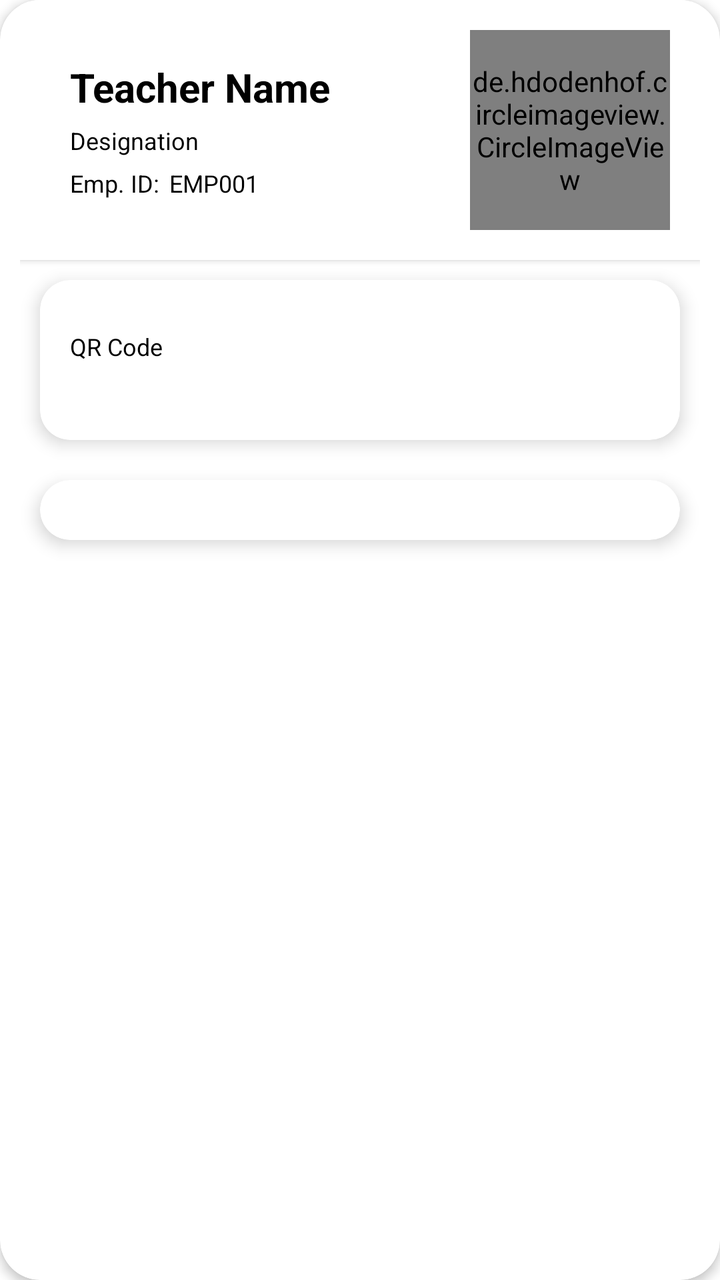
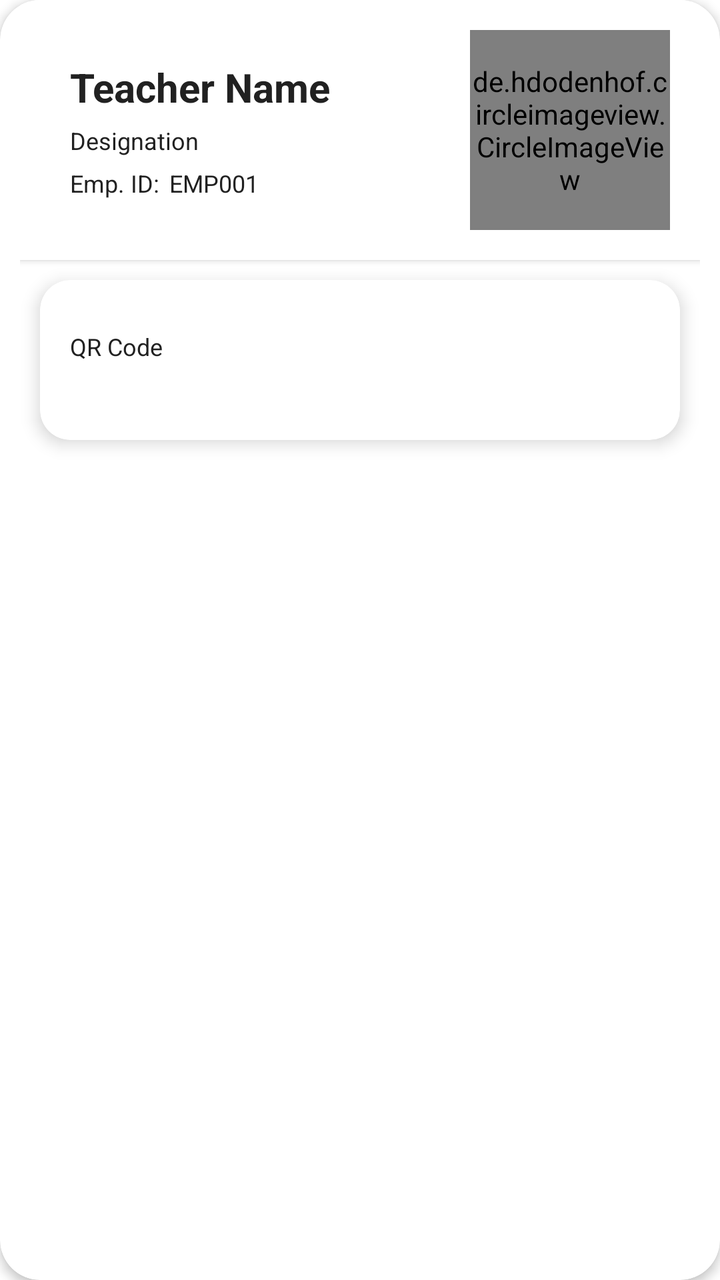

Screens rendered from an Android XML layout before and after an edit, with the pre-edit source and the edit as a unified diff.
<!-- AndroidManifest.xml: application theme AppTheme -->
<!-- res/layout/teacher_profile_activity.xml -->
<?xml version="1.0" encoding="utf-8"?>
<LinearLayout xmlns:android="http://schemas.android.com/apk/res/android"
    xmlns:app="http://schemas.android.com/apk/res-auto"
    android:layout_width="match_parent"
    android:layout_height="match_parent"
    android:orientation="vertical"
    android:background="@drawable/img_background_main">

    <androidx.cardview.widget.CardView
        android:id="@+id/card_view_outer"
        android:layout_width="match_parent"
        android:layout_height="match_parent"
        app:cardCornerRadius="0dp"
        app:cardElevation="0dp">

        <androidx.cardview.widget.CardView
            android:layout_width="match_parent"
            android:layout_height="match_parent"
            android:elevation="10dp"
            app:cardElevation="3dp"
            app:cardBackgroundColor="@color/white"
            app:cardCornerRadius="20dp">

            <LinearLayout
                android:layout_width="match_parent"
                android:layout_height="match_parent"
                android:layout_marginStart="10dp"
                android:layout_marginEnd="10dp"
                android:orientation="vertical">

                <androidx.cardview.widget.CardView
                    android:layout_width="match_parent"
                    android:layout_height="wrap_content"
                    app:cardPreventCornerOverlap="false"
                    android:elevation="8dp"
                    android:layout_marginEnd="@dimen/card_end"
                    android:layout_marginStart="@dimen/card_start"
                    app:cardCornerRadius="0dp">

                    <RelativeLayout
                        android:id="@+id/teacher_profile_headerLayout"
                        android:layout_width="match_parent"
                        android:layout_height="match_parent"
                        android:padding="15dp"
                        android:background="@color/white">

                        <RelativeLayout
                            android:id="@+id/teacher_profile_details"
                            android:layout_width="200dp"
                            android:layout_height="wrap_content"
                            android:layout_centerVertical="true"
                            android:layout_marginStart="10dp">

                            <TextView
                                android:id="@+id/teacher_profile_nameTV"
                                android:layout_width="match_parent"
                                android:layout_height="wrap_content"
                                android:text="Teacher Name"
                                android:textColor="@color/textHeading"
                                android:textSize="@dimen/largeheading"
                                android:textStyle="bold" />

                            <TextView
                                android:id="@+id/teacher_profile_designationTV"
                                android:layout_width="match_parent"
                                android:layout_height="wrap_content"
                                android:layout_below="@+id/teacher_profile_nameTV"
                                android:layout_marginTop="5dp"
                                android:text="Designation"
                                android:textColor="@color/textHeading"
                                android:textSize="@dimen/secondaryText" />

                            <TextView
                                android:id="@+id/teacher_profile_employeeIdHeader"
                                android:layout_width="wrap_content"
                                android:layout_height="wrap_content"
                                android:layout_below="@+id/teacher_profile_designationTV"
                                android:layout_marginTop="5dp"
                                android:layout_marginEnd="5dp"
                                android:text="Emp. ID:"
                                android:textColor="@color/textHeading"
                                android:textSize="@dimen/secondaryText" />

                            <TextView
                                android:id="@+id/teacher_profile_employeeIdTV"
                                android:layout_width="wrap_content"
                                android:layout_height="wrap_content"
                                android:layout_below="@+id/teacher_profile_designationTV"
                                android:layout_toEndOf="@id/teacher_profile_employeeIdHeader"
                                android:text="EMP001"
                                android:layout_marginTop="5dp"
                                android:textColor="@color/textHeading"
                                android:textSize="@dimen/secondaryText" />

                        </RelativeLayout>

                        <LinearLayout
                            android:layout_width="match_parent"
                            android:layout_height="wrap_content"
                            android:layout_centerVertical="true"
                            android:gravity="center"
                            android:layout_toEndOf="@id/teacher_profile_details"
                            android:orientation="vertical">

                            <de.hdodenhof.circleimageview.CircleImageView
                                android:id="@+id/teacher_profile_imageIV"
                                android:layout_width="100dp"
                                android:layout_height="100dp"
                                android:src="@drawable/demo" />

                        </LinearLayout>

                    </RelativeLayout>

                </androidx.cardview.widget.CardView>

                
                <androidx.cardview.widget.CardView
                    android:layout_width="match_parent"
                    android:layout_height="wrap_content"
                    android:elevation="10dp"
                    app:cardElevation="5dp"
                    android:layout_margin="10dp"
                    app:cardBackgroundColor="@color/white"
                    app:cardCornerRadius="15dp">

                    <LinearLayout
                        android:layout_width="match_parent"
                        android:layout_height="wrap_content"
                        android:orientation="vertical"
                        android:padding="15dp">

                        <LinearLayout
                            android:id="@+id/teacher_qrcode_layout"
                            android:layout_width="match_parent"
                            android:layout_height="wrap_content"
                            android:orientation="horizontal">

                            <TextView
                                android:id="@+id/teacherProfile_qrcodeHeader"
                                android:layout_width="wrap_content"
                                android:layout_height="wrap_content"
                                android:layout_marginTop="10dp"
                                android:layout_marginEnd="5dp"
                                android:text="@string/qrcode"
                                android:textColor="@color/textHeading"
                                android:textSize="@dimen/secondaryText" />

                            <ImageView
                                android:id="@+id/teacherProfile_qrcodeIV"
                                android:layout_width="100dp"
                                android:layout_height="50dp"
                                android:text="@string/empty"
                                android:textColor="@color/textHeading"
                                android:textSize="@dimen/secondaryText" />

                        </LinearLayout>

                    </LinearLayout>

                </androidx.cardview.widget.CardView>

                
                <androidx.cardview.widget.CardView
                    android:id="@+id/teacher_profile_info_card"
                    android:layout_width="match_parent"
                    android:layout_height="wrap_content"
                    android:elevation="10dp"
                    app:cardElevation="5dp"
                    android:layout_margin="10dp"
                    app:cardBackgroundColor="@color/white"
                    app:cardCornerRadius="15dp">

                    <LinearLayout
                        android:layout_width="match_parent"
                        android:layout_height="wrap_content"
                        android:orientation="vertical"
                        android:padding="15dp">

                        <androidx.recyclerview.widget.RecyclerView
                            android:id="@+id/teacher_profile_recyclerView"
                            android:layout_width="match_parent"
                            android:layout_height="wrap_content">
                        </androidx.recyclerview.widget.RecyclerView>

                    </LinearLayout>

                </androidx.cardview.widget.CardView>

            </LinearLayout>

        </androidx.cardview.widget.CardView>

    </androidx.cardview.widget.CardView>

</LinearLayout>
<!-- resources referenced by this layout -->
<resources>
  <color name="textHeading">#000000</color>
  <color name="white">#ffffff</color>
  <dimen name="card_end">0dp</dimen>
  <dimen name="card_start">0dp</dimen>
  <dimen name="largeheading">20sp</dimen>
  <dimen name="secondaryText">12sp</dimen>
  <!-- drawable demo: jpg bitmap (drawable, 5355 bytes) -->
  <!-- drawable img_background_main: jpg bitmap (drawable, 570376 bytes) -->
  <string name="empty" />
  <string name="qrcode">QR Code</string>
  <style name="AppTheme" parent="Theme.AppCompat.Light.NoActionBar">
          
          <item name="android:typeface">sans</item>
      </style>
</resources>

<!-- the commit's change to res/layout/teacher_profile_activity.xml (unified diff, before → after) -->
@@ -161,31 +161,30 @@
                 </androidx.cardview.widget.CardView>
 
                 
-                <androidx.cardview.widget.CardView
-                    android:id="@+id/teacher_profile_info_card"
+                <LinearLayout
                     android:layout_width="match_parent"
                     android:layout_height="wrap_content"
-                    android:elevation="10dp"
-                    app:cardElevation="5dp"
-                    android:layout_margin="10dp"
-                    app:cardBackgroundColor="@color/white"
-                    app:cardCornerRadius="15dp">
+                    android:orientation="vertical">
 
                     <LinearLayout
                         android:layout_width="match_parent"
-                        android:layout_height="wrap_content"
-                        android:orientation="vertical"
-                        android:padding="15dp">
-
-                        <androidx.recyclerview.widget.RecyclerView
-                            android:id="@+id/teacher_profile_recyclerView"
+                        android:layout_height="wrap_content">
+                        <com.google.android.material.tabs.TabLayout
+                            android:id="@+id/teacherProfileTabLayout"
                             android:layout_width="match_parent"
-                            android:layout_height="wrap_content">
-                        </androidx.recyclerview.widget.RecyclerView>
-
+                            android:layout_height="wrap_content"
+                            app:tabMode="scrollable"
+                            app:tabGravity="fill"
+                            app:tabTextAppearance="@style/CustomTablayout" />
                     </LinearLayout>
 
-                </androidx.cardview.widget.CardView>
+                    <androidx.viewpager.widget.ViewPager
+                        android:id="@+id/teacherProfileViewPager"
+                        android:layout_width="match_parent"
+                        android:layout_height="match_parent"
+                        android:layout_marginTop="10dp"
+                        app:layout_behavior="@string/appbar_scrolling_view_behavior" />
+                </LinearLayout>
 
             </LinearLayout>
 
<!-- resource entries referenced after the edit -->
@@ -1,6 +1,6 @@
 <!-- resources referenced by this layout -->
 <resources>
-  <color name="textHeading">#000000</color>
+  <color name="textHeading">#212121</color>
   <color name="white">#ffffff</color>
   <dimen name="card_end">0dp</dimen>
   <dimen name="card_start">0dp</dimen>
@@ -10,6 +10,12 @@
   <!-- drawable img_background_main: jpg bitmap (drawable, 570376 bytes) -->
   <string name="empty" />
   <string name="qrcode">QR Code</string>
+  <style name="CustomTablayout" parent="TextAppearance.Design.Tab">
+          <item name="android:textStyle">bold</item>
+          <item name="android:textSize">12sp</item>
+          <item name="android:textAllCaps">true</item>
+          <item name="android:textColor">@color/textHeading</item>
+      </style>
   <style name="AppTheme" parent="Theme.AppCompat.Light.NoActionBar">
           
           <item name="android:typeface">sans</item>
